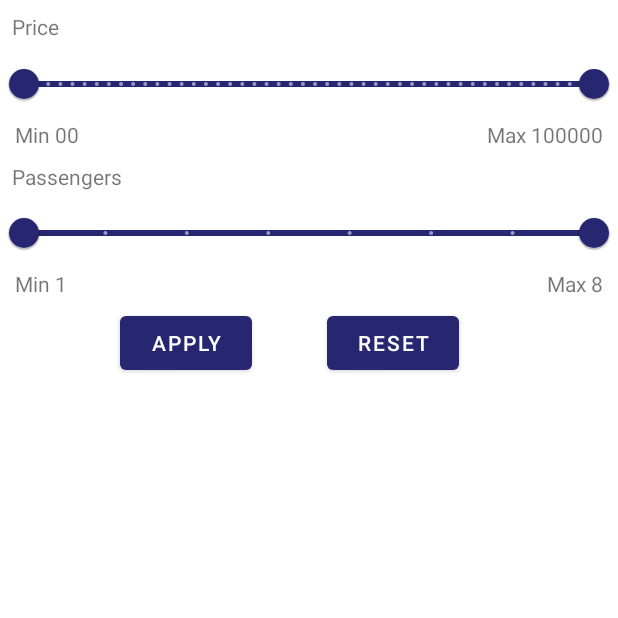
After one commit to prabhjotflorapsf/AutomobileStore, an Android app: the Filter screen opened directly, with no data from a screen before it, on a phone screen of 412 x 824 dp, the top half of it. The commit adds this screen. Run offline under Robolectric (Android 15) with nearby library versions, the phone set to English and light mode, and no system bars.

Commit message:
Filter Layout Ready

```diff
--- a/app/build.gradle
+++ b/app/build.gradle
@@ -51,7 +51,10 @@ dependencies {
     implementation "androidx.cardview:cardview:1.0.0"
     implementation "androidx.preference:preference:1.1.1"
     implementation 'de.hdodenhof:circleimageview:3.1.0'
+    //for the image display
     implementation 'com.squareup.picasso:picasso:2.71828'
+    //for the filter bar
+    implementation 'com.google.android.material:material:1.2.1'
 //    implementation "com.google.android.libraries.places:places:1.1.0"
 
 }
--- a/app/src/main/AndroidManifest.xml
+++ b/app/src/main/AndroidManifest.xml
@@ -9,7 +9,8 @@
         android:roundIcon="@mipmap/ic_launcher_round"
         android:supportsRtl="true"
         android:theme="@style/Theme.AutomobileStore">
-        <activity android:name=".Activity.admin_signin"></activity>
+        <activity android:name=".Activity.Filter"></activity>
+        <activity android:name=".Activity.admin_signin" />
         <activity android:name=".Activity.ProfileDetails" />
         <activity android:name=".Activity.PostAd" /> <!-- <activity android:name=".Activity.SplashScreen"></activity> -->
         <activity android:name=".Activity.ForgotPassword" />
--- /dev/null
+++ b/app/src/main/java/com/example/automobilestore/Activity/Filter.java
@@ -0,0 +1,16 @@
+package com.example.automobilestore.Activity;
+
+import androidx.appcompat.app.AppCompatActivity;
+
+import android.os.Bundle;
+
+import com.example.automobilestore.R;
+
+public class Filter extends AppCompatActivity {
+
+    @Override
+    protected void onCreate(Bundle savedInstanceState) {
+        super.onCreate(savedInstanceState);
+        setContentView(R.layout.activity_filter);
+    }
+}
--- /dev/null
+++ b/app/src/main/res/layout/activity_filter.xml
@@ -0,0 +1,112 @@
+<?xml version="1.0" encoding="utf-8"?>
+<RelativeLayout xmlns:android="http://schemas.android.com/apk/res/android"
+    xmlns:app="http://schemas.android.com/apk/res-auto"
+    xmlns:tools="http://schemas.android.com/tools"
+    android:layout_width="match_parent"
+    android:layout_height="match_parent"
+    android:orientation="vertical"
+    tools:context=".Activity.Filter">
+
+    <TextView
+        android:id="@+id/priceFilter"
+        android:layout_width="wrap_content"
+        android:layout_height="wrap_content"
+        android:layout_marginLeft="8dp"
+        android:layout_marginTop="8dp"
+        android:text="Price"></TextView>
+
+    <com.google.android.material.slider.RangeSlider
+        android:id="@+id/price_slider"
+        android:layout_width="match_parent"
+        android:layout_height="wrap_content"
+        android:stepSize="100.0"
+        android:valueFrom="0.0"
+        android:valueTo="100000.0"
+        app:labelBehavior="withinBounds"
+        app:values="@array/initial_range_slider_values" />
+
+    <TextView
+        android:id="@+id/to"
+        android:layout_width="wrap_content"
+        android:layout_height="wrap_content"
+        android:layout_below="@+id/price_slider"
+        android:layout_marginLeft="10dp"
+        android:text="Min 00"></TextView>
+
+    <TextView
+        android:id="@+id/from"
+        android:layout_width="wrap_content"
+        android:layout_height="wrap_content"
+        android:layout_below="@+id/price_slider"
+        android:layout_alignParentEnd="true"
+        android:layout_marginEnd="10dp"
+        android:layout_toRightOf="@+id/to"
+        android:gravity="right"
+        android:text="Max 100000"></TextView>
+
+    <TextView
+        android:id="@+id/PassengerFilter"
+        android:layout_width="wrap_content"
+        android:layout_height="wrap_content"
+        android:layout_below="@+id/price_slider"
+        android:layout_marginLeft="8dp"
+        android:layout_marginTop="28dp"
+        android:text="Passengers"></TextView>
+
+    <com.google.android.material.slider.RangeSlider
+        android:id="@+id/Seaters_slider"
+        android:layout_width="match_parent"
+        android:layout_height="wrap_content"
+        android:layout_below="@+id/from"
+        android:stepSize="1"
+        android:valueFrom="1"
+        android:valueTo="8"
+        app:labelBehavior="withinBounds"
+        app:values="@array/passenger_slider_values" />
+
+    <TextView
+        android:id="@+id/toSeaters"
+        android:layout_width="wrap_content"
+        android:layout_height="wrap_content"
+        android:layout_below="@+id/Seaters_slider"
+        android:layout_marginLeft="10dp"
+        android:text="Min 1"></TextView>
+
+    <TextView
+        android:id="@+id/fromSeaters"
+        android:layout_width="wrap_content"
+        android:layout_height="wrap_content"
+        android:layout_below="@+id/Seaters_slider"
+        android:layout_alignParentEnd="true"
+        android:layout_marginRight="10dp"
+        android:layout_toRightOf="@+id/toSeaters"
+        android:gravity="right"
+        android:text="Max 8"></TextView>
+
+    <LinearLayout
+        android:layout_width="match_parent"
+        android:layout_height="wrap_content"
+        android:layout_below="@+id/Seaters_slider"
+        android:layout_marginTop="15dp"
+        android:orientation="horizontal">
+
+        <Button
+            android:id="@+id/apply"
+            android:layout_width="wrap_content"
+            android:layout_height="wrap_content"
+            android:layout_marginLeft="80dp"
+            android:layout_marginTop="10dp"
+            android:layout_marginBottom="10dp"
+            android:text="Apply" />
+
+        <Button
+            android:id="@+id/reset"
+            android:layout_width="wrap_content"
+            android:layout_height="wrap_content"
+            android:layout_marginLeft="50dp"
+
+            android:layout_marginTop="10dp"
+            android:layout_marginBottom="10dp"
+            android:text="Reset" />
+    </LinearLayout>
+</RelativeLayout>
--- a/app/src/main/res/layout/fragment_home.xml
+++ b/app/src/main/res/layout/fragment_home.xml
@@ -47,7 +47,7 @@
         android:hint="@android:string/search_go" />
 
     <ImageView
-        android:id="@+id/imageView3"
+        android:id="@+id/filter"
         android:layout_width="28dp"
         android:layout_height="31dp"
         android:layout_alignParentTop="true"
--- /dev/null
+++ b/app/src/main/res/values/array.xml
@@ -0,0 +1,11 @@
+<?xml version="1.0" encoding="utf-8"?>
+<resources>
+    <array name="initial_range_slider_values">
+        <item>0.0</item>
+        <item>100000.0</item>
+    </array>
+    <array name="passenger_slider_values">
+        <item>1</item>
+        <item>8</item>
+    </array>
+</resources>
```
